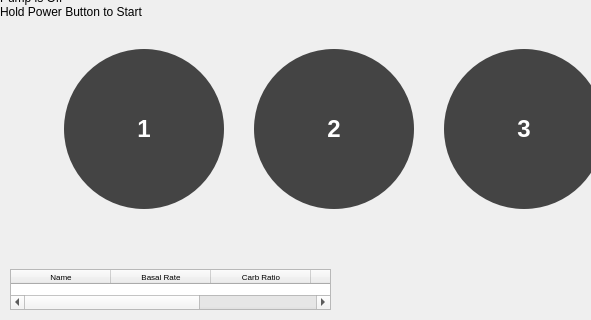
Old version of the form homescreen.ui in the repository yunusao/Tandem-t-slim-Insulin-Pump-Simulator; both pictures show x 0 to 591 and y 81 to 401 of the 1145 by 401 pixel window.
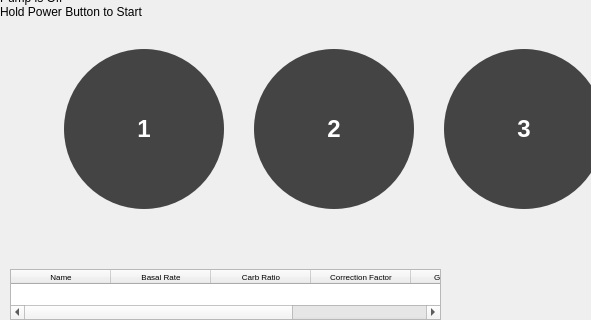
New version of the form.

Commit message: Add insulation duration as per Voji request

Patch:
```diff
--- a/homescreen.ui
+++ b/homescreen.ui
@@ -483,8 +483,8 @@
     <rect>
      <x>10</x>
      <y>350</y>
-     <width>321</width>
-     <height>41</height>
+     <width>431</width>
+     <height>51</height>
     </rect>
    </property>
    <column>
@@ -537,6 +537,17 @@
      </font>
     </property>
    </column>
+   <column>
+    <property name="text">
+     <string>Insulation Duration (hr)</string>
+    </property>
+    <property name="font">
+     <font>
+      <family>DejaVu Sans</family>
+      <pointsize>6</pointsize>
+     </font>
+    </property>
+   </column>
   </widget>
  </widget>
  <resources/>
```
The commit also changes 8 other files.
